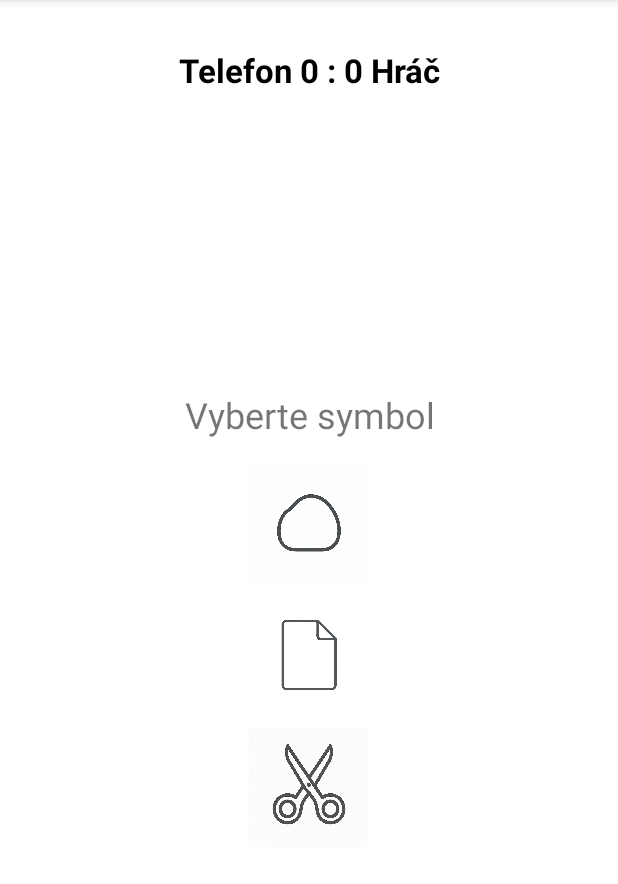
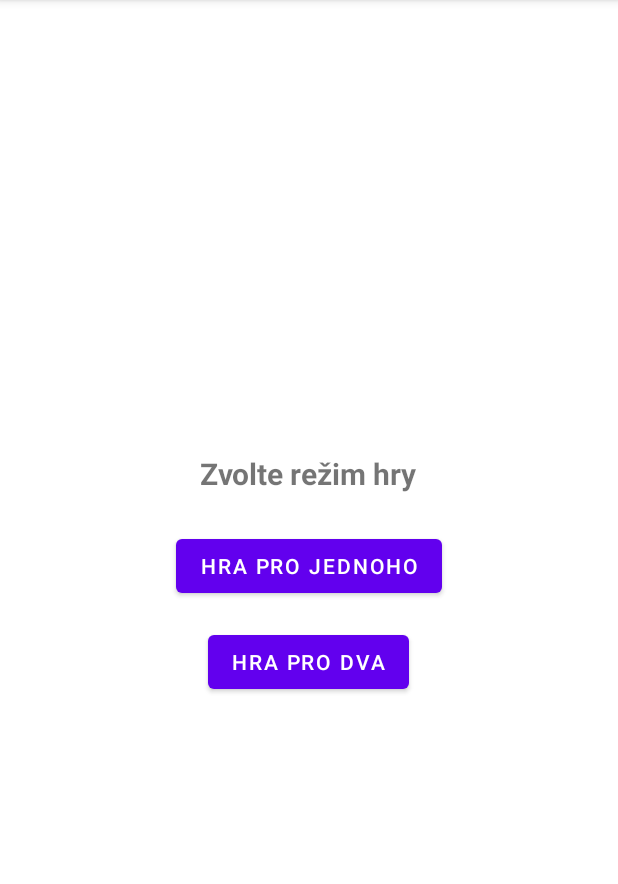
Before and after one commit to Backo47/Rock_Paper_Scissors, an Android app: the screen it shows after launch (MainActivity before the commit, StartActivity after it), on a phone screen of 412 x 824 dp, the part 84-968 px from its top. Run offline under Robolectric (Android 15) with nearby library versions, the phone set to English and light mode, and no system bars.

Commit message:
Graphic optimalization for multiplayer mode

```diff
--- /dev/null
+++ b/app/src/main/java/com/example/kamennuzkypapir/StartActivity.kt
@@ -0,0 +1,91 @@
+package com.example.kamennuzkypapir
+
+import android.content.Intent
+import android.os.Bundle
+import android.view.Menu
+import android.view.MenuItem
+import androidx.appcompat.app.AlertDialog
+import androidx.appcompat.app.AppCompatActivity
+import android.widget.Button
+import java.util.Locale
+
+/**
+ * Activity displayed at launch allowing the user to choose between
+ * a single‑player game against the phone and a two‑player game on
+ * one device. The language selection menu from the main game is
+ * reused here so that users can change the locale before entering
+ * either mode. Selecting an option launches the appropriate
+ * activity.
+ */
+class StartActivity : AppCompatActivity() {
+    override fun onCreate(savedInstanceState: Bundle?) {
+        super.onCreate(savedInstanceState)
+        setContentView(R.layout.activity_start)
+
+        // Single player button launches the existing MainActivity
+        val singleButton: Button = findViewById(R.id.button_single)
+        singleButton.setOnClickListener {
+            val intent = Intent(this, MainActivity::class.java)
+            startActivity(intent)
+        }
+        // Two player button launches the TwoPlayerActivity
+        val twoButton: Button = findViewById(R.id.button_two)
+        twoButton.setOnClickListener {
+            val intent = Intent(this, TwoPlayerActivity::class.java)
+            startActivity(intent)
+        }
+    }
+
+    override fun onCreateOptionsMenu(menu: Menu): Boolean {
+        menuInflater.inflate(R.menu.menu_main, menu)
+        // Show current language code in uppercase on the menu item
+        val currentLanguage = Locale.getDefault().language
+        val code = when (currentLanguage) {
+            "cs" -> "CZ"
+            "en" -> "EN"
+            "sk" -> "SK"
+            else -> currentLanguage.uppercase()
+        }
+        menu.findItem(R.id.menu_language)?.title = code
+        return true
+    }
+
+    override fun onOptionsItemSelected(item: MenuItem): Boolean {
+        return when (item.itemId) {
+            R.id.menu_language -> {
+                showLanguageDialog()
+                true
+            }
+            else -> super.onOptionsItemSelected(item)
+        }
+    }
+
+    /**
+     * Presents a simple dialog for choosing a language. When a language
+     * is selected the locale is updated and the activity is recreated
+     * so that the correct resources are loaded.
+     */
+    private fun showLanguageDialog() {
+        val languages = arrayOf("CZ", "EN", "SK")
+        val codes = arrayOf("cs", "en", "sk")
+        AlertDialog.Builder(this)
+            .setTitle(getString(R.string.choose_language_title))
+            .setItems(languages) { _, which ->
+                setLocale(codes[which])
+            }
+            .show()
+    }
+
+    /**
+     * Updates the application locale to the provided language code and
+     * recreates the activity to apply the change.
+     */
+    private fun setLocale(languageCode: String) {
+        val locale = Locale(languageCode)
+        Locale.setDefault(locale)
+        val config = resources.configuration
+        config.setLocale(locale)
+        resources.updateConfiguration(config, resources.displayMetrics)
+        recreate()
+    }
+}
--- /dev/null
+++ b/app/src/main/res/layout/activity_start.xml
@@ -0,0 +1,34 @@
+<?xml version="1.0" encoding="utf-8"?>
+<LinearLayout xmlns:android="http://schemas.android.com/apk/res/android"
+    android:layout_width="match_parent"
+    android:layout_height="match_parent"
+    android:orientation="vertical"
+    android:gravity="center"
+    android:padding="24dp">
+
+    <!-- Heading prompting the user to choose a game mode -->
+    <TextView
+        android:id="@+id/start_heading"
+        android:layout_width="wrap_content"
+        android:layout_height="wrap_content"
+        android:text="@string/select_game_mode"
+        android:textSize="20sp"
+        android:textStyle="bold"
+        android:layout_marginBottom="24dp" />
+
+    <!-- Button launching single player game -->
+    <Button
+        android:id="@+id/button_single"
+        android:layout_width="wrap_content"
+        android:layout_height="wrap_content"
+        android:text="@string/single_player_game"
+        android:layout_marginBottom="16dp" />
+
+    <!-- Button launching two player game -->
+    <Button
+        android:id="@+id/button_two"
+        android:layout_width="wrap_content"
+        android:layout_height="wrap_content"
+        android:text="@string/two_player_game" />
+
+</LinearLayout>
--- a/app/src/main/res/values/strings.xml
+++ b/app/src/main/res/values/strings.xml
@@ -28,6 +28,18 @@
     <string name="lose_message">Prohrál jsi!</string>
     <string name="draw_message">Remíza!</string>
 
+    <!-- Start screen and two‑player mode strings -->
+    <string name="select_game_mode">Zvolte režim hry</string>
+    <string name="single_player_game">Hra pro jednoho</string>
+    <string name="two_player_game">Hra pro dva</string>
+    <string name="player1_label">Hráč 1</string>
+    <string name="player2_label">Hráč 2</string>
+    <!-- Format string for displaying the two‑player score: Player 1 score : score Player 2 -->
+    <string name="player_score_format">Hráč 1 %1$d : %2$d Hráč 2</string>
+    <!-- Result messages for two‑player games -->
+    <string name="player1_win_message">Vyhrál hráč 1!</string>
+    <string name="player2_win_message">Vyhrál hráč 2!</string>
+
     <!-- Dialog title for choosing a language -->
     <string name="choose_language_title">Vyberte jazyk</string>
 </resources>
```
Also changed, not shown: app/src/main/AndroidManifest.xml (+10 -2 lines), app/src/main/java/com/example/kamennuzkypapir/MainActivity.kt (+15 -9 lines), app/src/main/java/com/example/kamennuzkypapir/TwoPlayerActivity.kt (added, +258 -0 lines), app/src/main/res/layout/activity_two_player.xml (added, +156 -0 lines), 2 other files.
